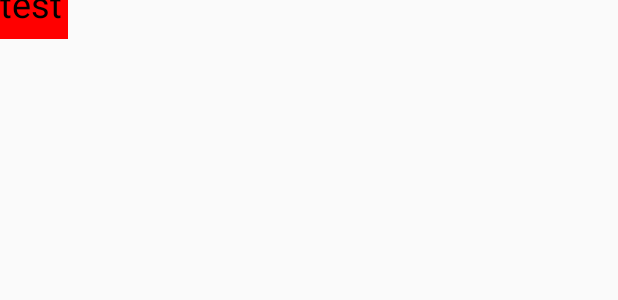
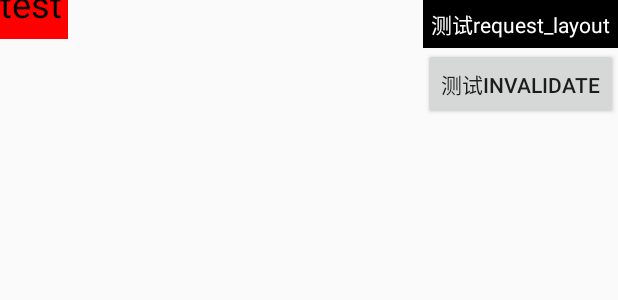
Before and after one commit to sshhsun-code/AndroidReview, an Android app: the layout activity_mytextview_layout.xml on its own in the app's theme, with its tools: preview values and no code run, on a phone screen of 412 x 824 dp. Shown: the top 300 px of the screen. Run offline under Robolectric (Android 15) with nearby library versions, the phone set to English and light mode, and no system bars.

Commit message:
[Code] 测试改动

```diff
--- a/app/src/main/java/com/review/sunqi/iamss/androidreview/testView/MyTextView.java
+++ b/app/src/main/java/com/review/sunqi/iamss/androidreview/testView/MyTextView.java
@@ -13,6 +13,8 @@ import android.view.View;
 import android.view.ViewGroup;
 
 import com.review.sunqi.iamss.androidreview.R;
+
+import java.util.logging.Handler;
 
 public class MyTextView extends View {
 
@@ -41,11 +43,18 @@ public class MyTextView extends View {
         mPaint.setColor(Color.BLACK);
         mPaint.setTextSize(mTextSize);
         mPaint.setTextAlign(Paint.Align.CENTER);
+        new android.os.Handler().postDelayed(new Runnable() {
+            @Override
+            public void run() {
+                Log.e("sunqi_log", "10S 后主动调用requestLayout");
+                requestLayout();
+            }
+        }, 10 * 1000);
     }
 
     @Override
     protected void onMeasure(int widthMeasureSpec, int heightMeasureSpec) {
-//        Log.e("sunqi_log", "From: ", new Exception());
+        Log.e("sunqi_log", "onMeasure");
         int widthMode = MeasureSpec.getMode(widthMeasureSpec);
         int widthSize = MeasureSpec.getSize(widthMeasureSpec);
         int heightMode = MeasureSpec.getMode(heightMeasureSpec);
@@ -106,6 +115,12 @@ public class MyTextView extends View {
         setMeasuredDimension(resultW,resultH);
     }
 
+    @Override
+    protected void onLayout(boolean changed, int left, int top, int right, int bottom) {
+
+        Log.e("sunqi_log", "onLayout");
+    }
+
     private void printMeasureSpec(boolean isWidth, int mode, int size) {
         String modeStr = "";
         switch (mode) {
@@ -119,15 +134,15 @@ public class MyTextView extends View {
                 modeStr = "UNSPECIFIED";
                 break;
         }
-        Log.e("sunqi_log", "\n" + (isWidth ? "Width :" : "Height : "));
-        Log.e("sunqi_log", "mode = " + modeStr + " & size = " + size);
+//        Log.e("sunqi_log", "\n" + (isWidth ? "Width :" : "Height : "));
+//        Log.e("sunqi_log", "mode = " + modeStr + " & size = " + size);
 //        Log.e("sunqi_log", "From: ", new Exception());
     }
 
     @Override
     protected void onDraw(Canvas canvas) {
         super.onDraw(canvas);
-
+        Log.e("sunqi_log", "onDraw");
         int cx = (getWidth() - getPaddingLeft() - getPaddingRight()) / 2;
         int cy = (getHeight() - getPaddingTop() - getPaddingBottom()) / 2;
 
--- a/app/src/main/res/layout/activity_mytextview_layout.xml
+++ b/app/src/main/res/layout/activity_mytextview_layout.xml
@@ -15,5 +15,23 @@
         android:textSize="24sp"
         android:text="test"/>
 
+    <TextView
+        android:id="@+id/btn_request_layout"
+        android:layout_alignParentRight="true"
+        android:padding="5dp"
+        android:layout_width="wrap_content"
+        android:layout_height="wrap_content"
+        android:background="#000"
+        android:textColor="#fff"
+        android:text="测试request_layout"/>
+
+    <Button
+        android:id="@+id/btn_invalidate"
+        android:layout_below="@id/btn_request_layout"
+        android:layout_alignParentRight="true"
+        android:layout_width="wrap_content"
+        android:layout_height="wrap_content"
+        android:text="测试invalidate"/>
+
 
 </RelativeLayout>
```
Also changed, not shown: app/src/main/java/com/review/sunqi/iamss/androidreview/testView/MyTextViewActivity.java (+15 -5 lines).
